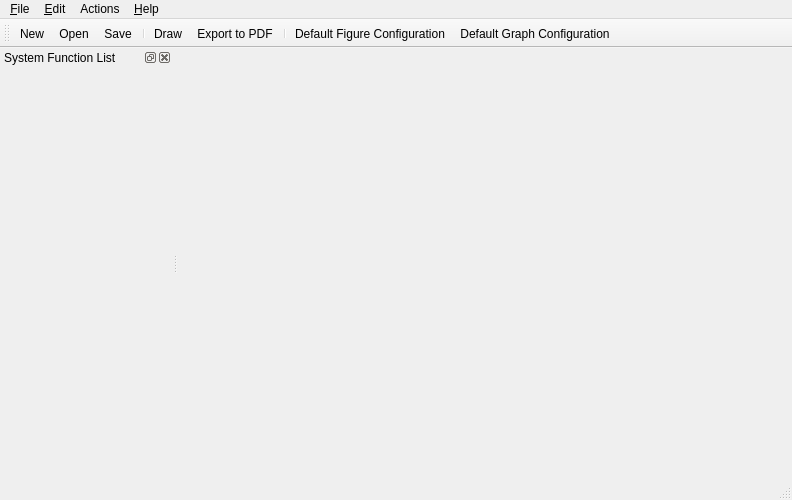
First picture: the form in FigureItNow7/MainWindow.ui, repository yuylong/FigureItNow, before the edit.
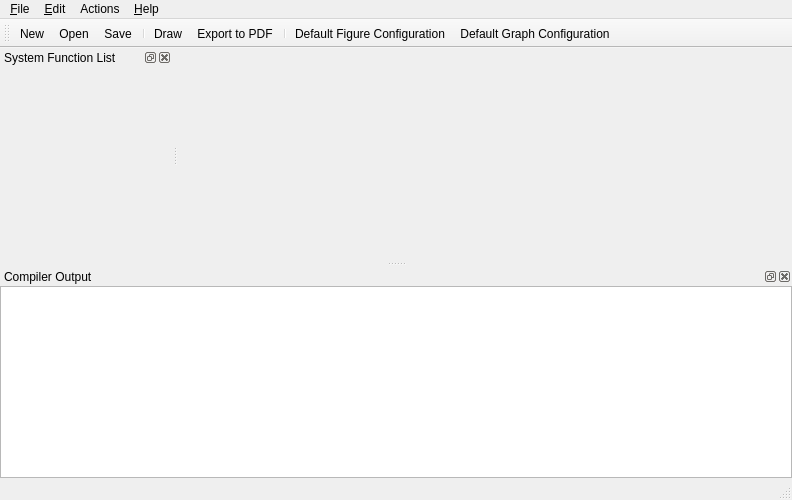
Second picture: the form after the edit. Icons and pictures are not drawn. Custom widgets are drawn as their Qt base class.

Commit message: Add Compiler output dock.

The edit to the form file:
```diff
--- a/FigureItNow7/MainWindow.ui
+++ b/FigureItNow7/MainWindow.ui
@@ -146,7 +146,7 @@
    <property name="minimumSize">
     <size>
      <width>172</width>
-     <height>38</height>
+     <height>128</height>
     </size>
    </property>
    <property name="allowedAreas">
@@ -160,6 +160,18 @@
    </attribute>
    <widget class="finUiSysFuncList" name="dwcSysFuncList"/>
   </widget>
+  <widget class="QDockWidget" name="dckCompilerOutput">
+   <property name="allowedAreas">
+    <set>Qt::BottomDockWidgetArea|Qt::TopDockWidgetArea</set>
+   </property>
+   <property name="windowTitle">
+    <string>Compiler Output</string>
+   </property>
+   <attribute name="dockWidgetArea">
+    <number>8</number>
+   </attribute>
+   <widget class="QPlainTextEdit" name="dwcCompilerOutput"/>
+  </widget>
   <action name="actNew">
    <property name="icon">
     <iconset resource="Icons.qrc">
```
Left out of the diff: 2 changed lines with no effect on the pictures. The commit also changes 1 other file.
